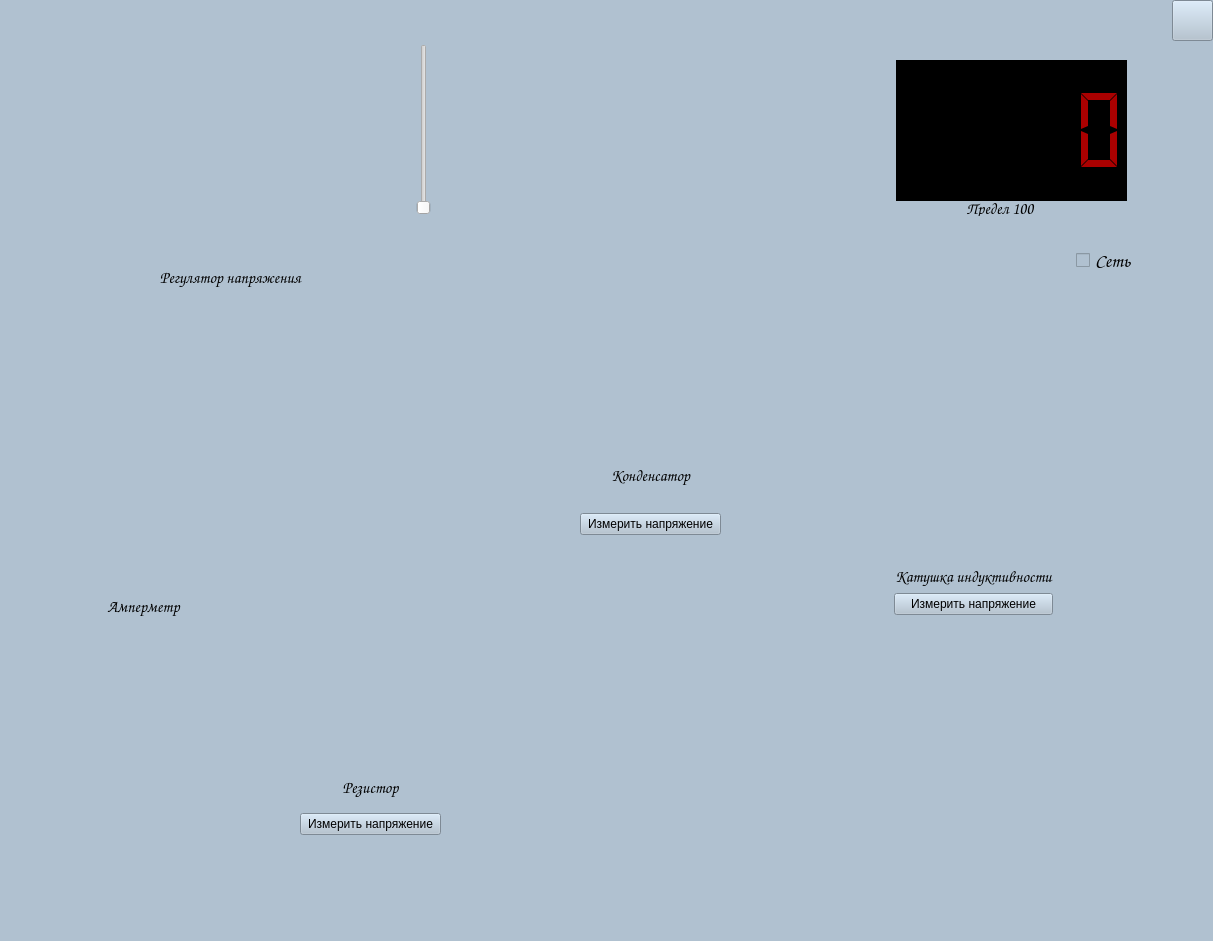
Qt form forms_ui/laba15.ui (doktorfish0078/SimulationOfLaboratoryWork) before a commit.
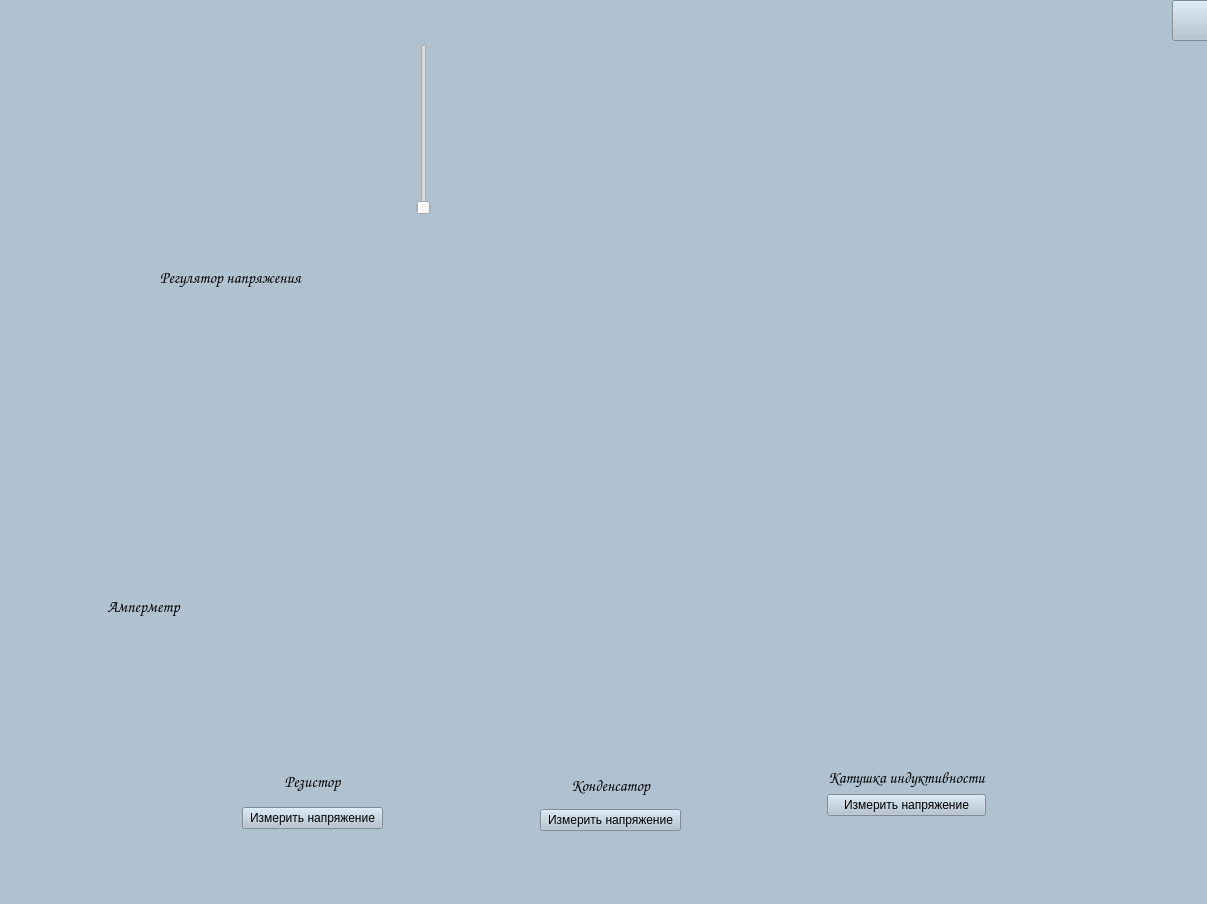
The same form after that commit. Icons and pictures are not drawn.

Diff of the .ui file:
```diff
--- a/forms_ui/laba15.ui
+++ b/forms_ui/laba15.ui
@@ -6,8 +6,8 @@
    <rect>
     <x>0</x>
     <y>0</y>
-    <width>1213</width>
-    <height>941</height>
+    <width>1207</width>
+    <height>904</height>
    </rect>
   </property>
   <property name="minimumSize">
@@ -43,35 +43,13 @@
    <widget class="QWidget" name="verticalLayoutWidget_2">
     <property name="geometry">
      <rect>
-      <x>580</x>
-      <y>372</y>
+      <x>540</x>
+      <y>768</y>
       <width>141</width>
-      <height>163</height>
+      <height>63</height>
      </rect>
     </property>
     <layout class="QVBoxLayout" name="verticalLayout_2">
-     <item>
-      <widget class="QLabel" name="label_capacitor">
-       <property name="sizePolicy">
-        <sizepolicy hsizetype="Fixed" vsizetype="Fixed">
-         <horstretch>0</horstretch>
-         <verstretch>0</verstretch>
-        </sizepolicy>
-       </property>
-       <property name="maximumSize">
-        <size>
-         <width>139</width>
-         <height>90</height>
-        </size>
-       </property>
-       <property name="text">
-        <string/>
-       </property>
-       <property name="scaledContents">
-        <bool>true</bool>
-       </property>
-      </widget>
-     </item>
      <item>
       <widget class="QLabel" name="label_3">
        <property name="font">
@@ -105,56 +83,16 @@
    <widget class="QWidget" name="verticalLayoutWidget_3">
     <property name="geometry">
      <rect>
-      <x>894</x>
-      <y>546</y>
+      <x>827</x>
+      <y>767</y>
       <width>235</width>
-      <height>313</height>
+      <height>61</height>
      </rect>
     </property>
     <layout class="QVBoxLayout" name="verticalLayout_5">
      <property name="sizeConstraint">
       <enum>QLayout::SetFixedSize</enum>
      </property>
-     <item>
-      <widget class="QLabel" name="label_coil">
-       <property name="sizePolicy">
-        <sizepolicy hsizetype="Expanding" vsizetype="Preferred">
-         <horstretch>0</horstretch>
-         <verstretch>0</verstretch>
-        </sizepolicy>
-       </property>
-       <property name="maximumSize">
-        <size>
-         <width>220</width>
-         <height>240</height>
-        </size>
-       </property>
-       <property name="layoutDirection">
-        <enum>Qt::LeftToRight</enum>
-       </property>
-       <property name="text">
-        <string/>
-       </property>
-       <property name="scaledContents">
-        <bool>true</bool>
-       </property>
-       <property name="alignment">
-        <set>Qt::AlignCenter</set>
-       </property>
-       <property name="wordWrap">
-        <bool>false</bool>
-       </property>
-       <property name="margin">
-        <number>0</number>
-       </property>
-       <property name="indent">
-        <number>-1</number>
-       </property>
-       <property name="openExternalLinks">
-        <bool>false</bool>
-       </property>
-      </widget>
-     </item>
      <item>
       <widget class="QLabel" name="label_5">
        <property name="font">
@@ -188,8 +126,8 @@
    <widget class="QWidget" name="verticalLayoutWidget_4">
     <property name="geometry">
      <rect>
-      <x>300</x>
-      <y>732</y>
+      <x>242</x>
+      <y>726</y>
       <width>141</width>
       <height>103</height>
      </rect>
@@ -244,108 +182,6 @@
      </item>
     </layout>
    </widget>
-   <widget class="QLabel" name="label_8">
-    <property name="geometry">
-     <rect>
-      <x>856</x>
-      <y>10</y>
-      <width>311</width>
-      <height>231</height>
-     </rect>
-    </property>
-    <property name="text">
-     <string/>
-    </property>
-    <property name="pixmap">
-     <pixmap>images/Screenshot_77.png</pixmap>
-    </property>
-    <property name="scaledContents">
-     <bool>true</bool>
-    </property>
-    <property name="alignment">
-     <set>Qt::AlignCenter</set>
-    </property>
-   </widget>
-   <widget class="QLCDNumber" name="voltmeter">
-    <property name="geometry">
-     <rect>
-      <x>896</x>
-      <y>60</y>
-      <width>231</width>
-      <height>141</height>
-     </rect>
-    </property>
-    <property name="autoFillBackground">
-     <bool>false</bool>
-    </property>
-    <property name="styleSheet">
-     <string notr="true">color: rgb(170, 0, 0);
-background-color: rgb(0, 0, 0);</string>
-    </property>
-    <property name="frameShape">
-     <enum>QFrame::StyledPanel</enum>
-    </property>
-    <property name="frameShadow">
-     <enum>QFrame::Sunken</enum>
-    </property>
-    <property name="smallDecimalPoint">
-     <bool>false</bool>
-    </property>
-    <property name="mode">
-     <enum>QLCDNumber::Dec</enum>
-    </property>
-    <property name="segmentStyle">
-     <enum>QLCDNumber::Flat</enum>
-    </property>
-    <property name="intValue" stdset="0">
-     <number>0</number>
-    </property>
-   </widget>
-   <widget class="QCheckBox" name="NetCheck">
-    <property name="geometry">
-     <rect>
-      <x>1076</x>
-      <y>250</y>
-      <width>81</width>
-      <height>21</height>
-     </rect>
-    </property>
-    <property name="font">
-     <font>
-      <family>Comic Sans MS</family>
-      <pointsize>14</pointsize>
-      <weight>50</weight>
-      <bold>false</bold>
-     </font>
-    </property>
-    <property name="text">
-     <string>Сеть</string>
-    </property>
-   </widget>
-   <widget class="QLabel" name="label_9">
-    <property name="geometry">
-     <rect>
-      <x>966</x>
-      <y>200</y>
-      <width>111</width>
-      <height>16</height>
-     </rect>
-    </property>
-    <property name="font">
-     <font>
-      <family>Comic Sans MS</family>
-      <pointsize>12</pointsize>
-      <weight>50</weight>
-      <bold>false</bold>
-     </font>
-    </property>
-    <property name="styleSheet">
-     <string notr="true">background-color: rgb(255, 255, 255, 0);</string>
-    </property>
-    <property name="text">
-     <string>Предел 100</string>
-    </property>
-   </widget>
    <widget class="QPushButton" name="button_info">
     <property name="geometry">
      <rect>
@@ -491,6 +327,113 @@
      <set>Qt::AlignCenter</set>
     </property>
    </widget>
+   <widget class="QLabel" name="label_capacitor">
+    <property name="geometry">
+     <rect>
+      <x>540</x>
+      <y>596</y>
+      <width>139</width>
+      <height>165</height>
+     </rect>
+    </property>
+    <property name="sizePolicy">
+     <sizepolicy hsizetype="Fixed" vsizetype="Fixed">
+      <horstretch>0</horstretch>
+      <verstretch>0</verstretch>
+     </sizepolicy>
+    </property>
+    <property name="maximumSize">
+     <size>
+      <width>11111</width>
+      <height>11111</height>
+     </size>
+    </property>
+    <property name="text">
+     <string/>
+    </property>
+    <property name="pixmap">
+     <pixmap>../images/laba_15/capacitor.png</pixmap>
+    </property>
+    <property name="scaledContents">
+     <bool>true</bool>
+    </property>
+   </widget>
+   <widget class="QLabel" name="label_coil">
+    <property name="geometry">
+     <rect>
+      <x>830</x>
+      <y>582</y>
+      <width>235</width>
+      <height>175</height>
+     </rect>
+    </property>
+    <property name="sizePolicy">
+     <sizepolicy hsizetype="Expanding" vsizetype="Preferred">
+      <horstretch>0</horstretch>
+      <verstretch>0</verstretch>
+     </sizepolicy>
+    </property>
+    <property name="maximumSize">
+     <size>
+      <width>11111</width>
+      <height>11111</height>
+     </size>
+    </property>
+    <property name="layoutDirection">
+     <enum>Qt::LeftToRight</enum>
+    </property>
+    <property name="text">
+     <string/>
+    </property>
+    <property name="pixmap">
+     <pixmap>../images/laba_15/coil.png</pixmap>
+    </property>
+    <property name="scaledContents">
+     <bool>true</bool>
+    </property>
+    <property name="alignment">
+     <set>Qt::AlignCenter</set>
+    </property>
+    <property name="wordWrap">
+     <bool>false</bool>
+    </property>
+    <property name="margin">
+     <number>0</number>
+    </property>
+    <property name="indent">
+     <number>-1</number>
+    </property>
+    <property name="openExternalLinks">
+     <bool>false</bool>
+    </property>
+   </widget>
+   <widget class="QWidget" name="verticalLayoutWidget_5">
+    <property name="geometry">
+     <rect>
+      <x>686</x>
+      <y>2</y>
+      <width>483</width>
+      <height>537</height>
+     </rect>
+    </property>
+    <layout class="QVBoxLayout" name="verticalLayout_3"/>
+   </widget>
+   <widget class="QLabel" name="label_power">
+    <property name="geometry">
+     <rect>
+      <x>1054</x>
+      <y>410</y>
+      <width>93</width>
+      <height>99</height>
+     </rect>
+    </property>
+    <property name="styleSheet">
+     <string notr="true">background-color: none;</string>
+    </property>
+    <property name="text">
+     <string/>
+    </property>
+   </widget>
    <zorder>label_regulator</zorder>
    <zorder>verticalLayoutWidget</zorder>
    <zorder>verticalLayoutWidget_2</zorder>
```
Left out of the diff: 11 changed lines with no effect on the pictures.
